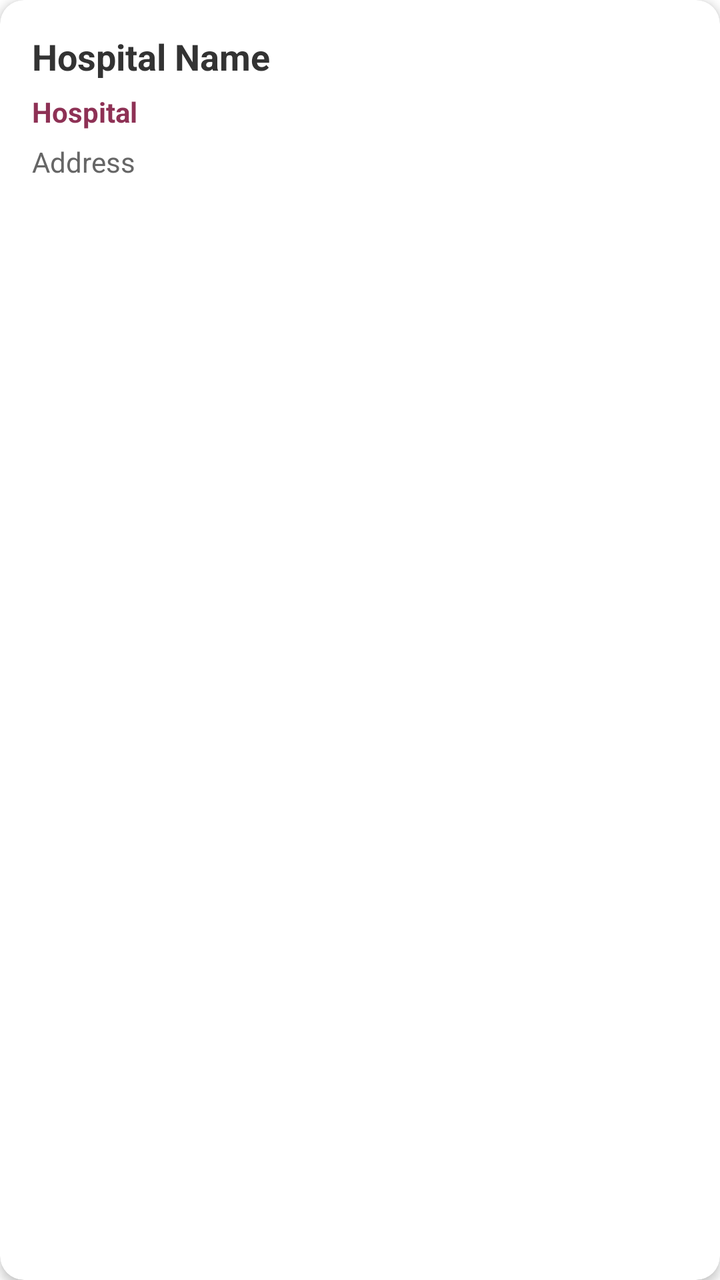
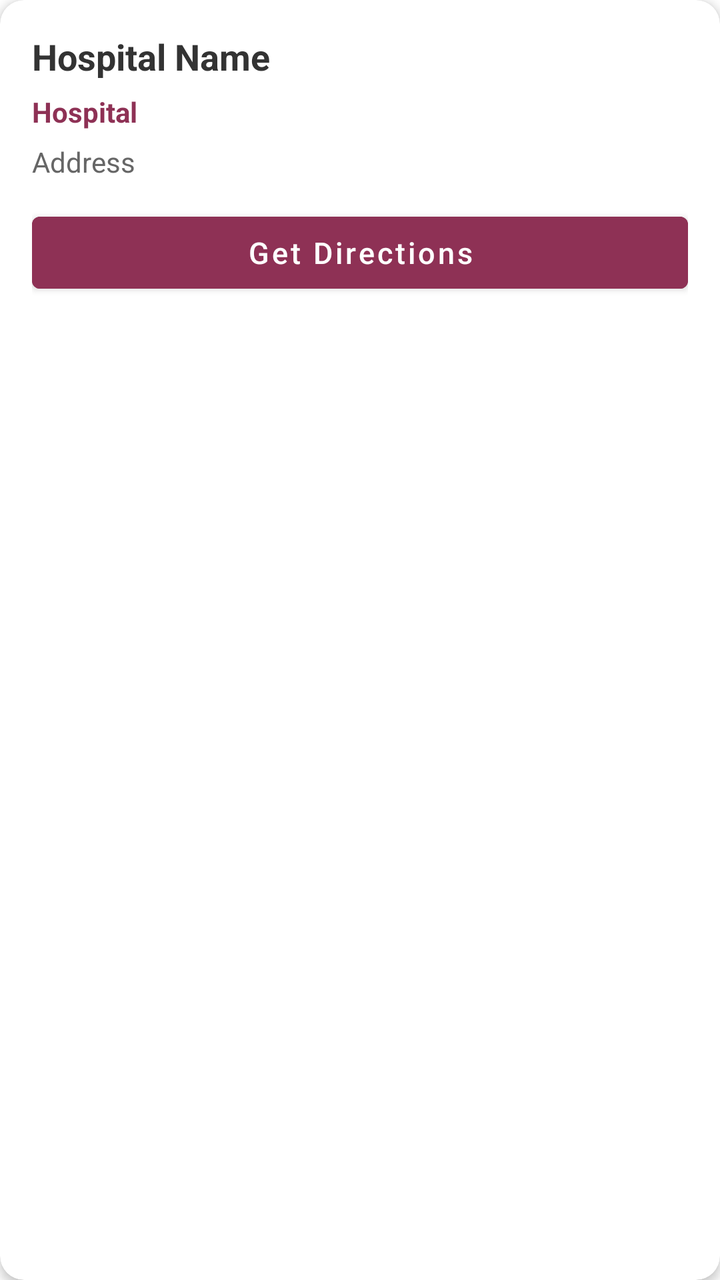

Screens rendered from an Android XML layout before and after an edit, with the pre-edit source and the edit as a unified diff.
<!-- AndroidManifest.xml: application theme Theme.SafeHer -->
<!-- res/layout/item_emergency_place.xml -->
<?xml version="1.0" encoding="utf-8"?>
<androidx.cardview.widget.CardView
    xmlns:android="http://schemas.android.com/apk/res/android"
    xmlns:app="http://schemas.android.com/apk/res-auto"
    android:layout_width="match_parent"
    android:layout_height="wrap_content"
    android:layout_margin="8dp"
    app:cardCornerRadius="12dp"
    app:cardElevation="3dp"
    app:cardBackgroundColor="#FFFFFF">

    <LinearLayout
        android:layout_width="match_parent"
        android:layout_height="wrap_content"
        android:orientation="vertical"
        android:padding="16dp">

        <TextView
            android:id="@+id/placeName"
            android:layout_width="match_parent"
            android:layout_height="wrap_content"
            android:text="Hospital Name"
            android:textColor="#333333"
            android:textSize="18sp"
            android:textStyle="bold"/>

        <TextView
            android:id="@+id/placeType"
            android:layout_width="match_parent"
            android:layout_height="wrap_content"
            android:layout_marginTop="6dp"
            android:text="Hospital"
            android:textColor="#8E3155"
            android:textSize="14sp"
            android:textStyle="bold"/>

        <TextView
            android:id="@+id/placeAddress"
            android:layout_width="match_parent"
            android:layout_height="wrap_content"
            android:layout_marginTop="6dp"
            android:text="Address"
            android:textColor="#666666"
            android:textSize="14sp"/>

    </LinearLayout>

</androidx.cardview.widget.CardView>
<!-- resources referenced by this layout -->
<resources>
  <style name="Theme.SafeHer" parent="Theme.MaterialComponents.DayNight.DarkActionBar">
          
          <item name="colorPrimary">@color/purple_500</item>
          <item name="colorPrimaryVariant">@color/purple_700</item>
          <item name="colorOnPrimary">@color/white</item>
          
          <item name="colorSecondary">@color/teal_200</item>
          <item name="colorSecondaryVariant">@color/teal_700</item>
          <item name="colorOnSecondary">@color/black</item>
          
          <item name="android:statusBarColor">?attr/colorPrimaryVariant</item>
          
      </style>
  <color name="purple_500">#FF6200EE</color>
  <color name="purple_700">#FF3700B3</color>
  <color name="white">#FFFFFFFF</color>
  <color name="teal_200">#FF03DAC5</color>
  <color name="teal_700">#FF018786</color>
  <color name="black">#FF000000</color>
</resources>

<!-- the commit's change to res/layout/item_emergency_place.xml (unified diff, before → after) -->
@@ -43,6 +43,18 @@
             android:textColor="#666666"
             android:textSize="14sp"/>
 
+        <Button
+            android:id="@+id/directionsButton"
+            android:layout_width="match_parent"
+            android:layout_height="wrap_content"
+            android:layout_marginTop="12dp"
+            android:text="Get Directions"
+            android:textAllCaps="false"
+            android:textColor="#FFFFFF"
+            android:textSize="15sp"
+            android:backgroundTint="#8E3155"
+            android:drawablePadding="8dp"/>
+
     </LinearLayout>
 
 </androidx.cardview.widget.CardView>
